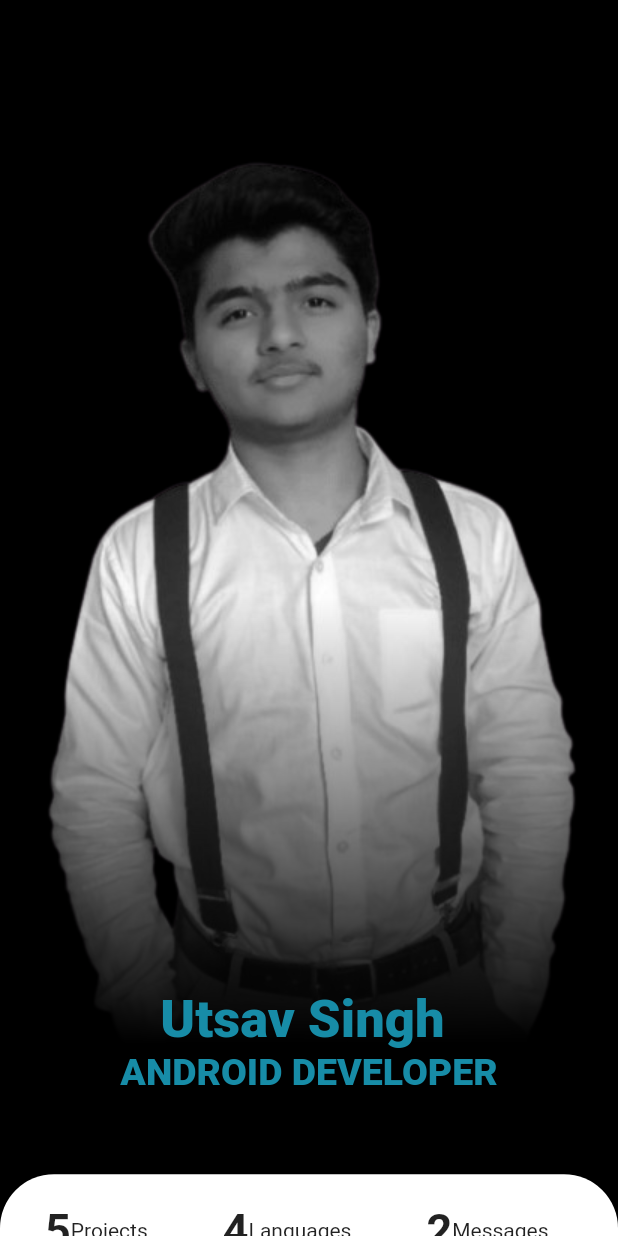
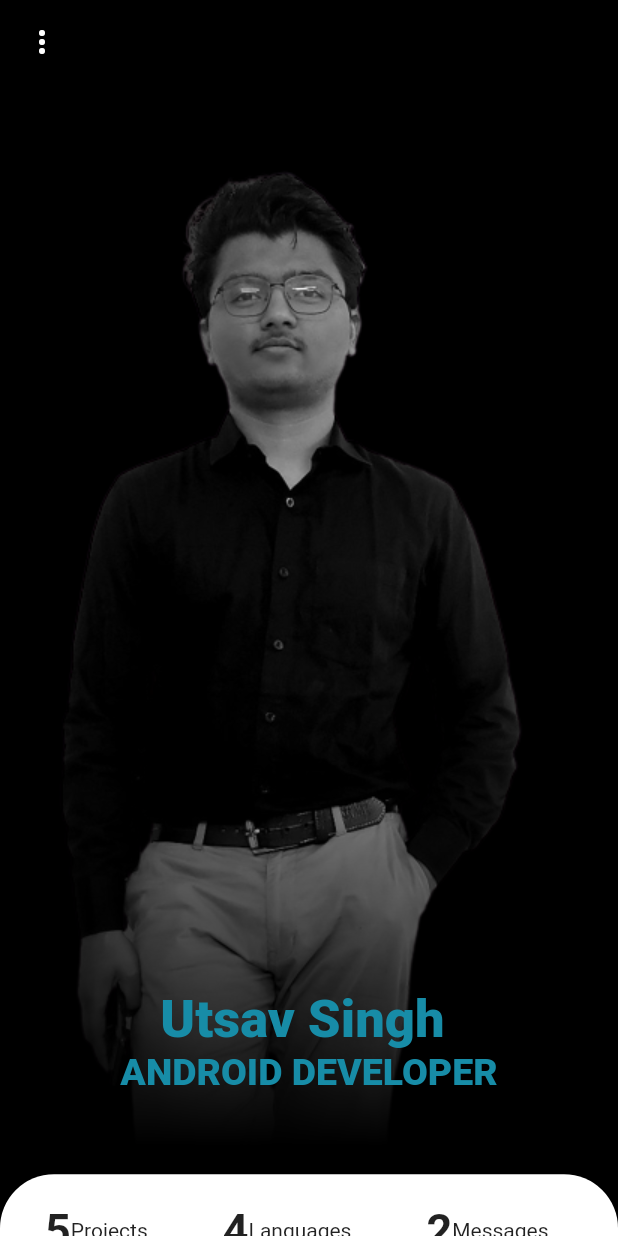
Before and after one commit to azutsavv/Portfolio, a Flutter app: the screen it shows after launch, on a phone screen of 412 x 824 dp. Run offline on Flutter 3.47's test engine with Material 2 defaults, Android fonts, the phone set to English and light mode, and no system bars; drawn by our look-alikes of sliding_sheet; our stand-ins replace font_awesome_flutter.

Commit message:
About_Section

```diff
--- a/lib/home.dart
+++ b/lib/home.dart
@@ -1,4 +1,5 @@
 import 'package:flutter/material.dart';
+import 'package:font_awesome_flutter/font_awesome_flutter.dart';
 import 'package:sliding_sheet/sliding_sheet.dart';
 
 class homepage extends StatefulWidget {
@@ -15,7 +16,20 @@ class _homepageState extends State<homepage> {
       extendBodyBehindAppBar: true,
       backgroundColor: Color.fromARGB(255, 0, 0, 0),
       appBar: AppBar(
-        backgroundColor: Color.fromARGB(255, 0, 0, 0),
+        leading: PopupMenuButton(
+          color: Colors.black,
+          itemBuilder: (context) => [
+            PopupMenuItem(
+                child: TextButton(
+              child: Text('About Me'),
+              onPressed: () {
+                Navigator.pushNamed(context, 'about');
+              },
+            ))
+          ],
+        ),
+        elevation: 0,
+        backgroundColor: Colors.transparent,
       ),
       body: SlidingSheet(
         elevation: 10,
@@ -40,47 +54,37 @@ class _homepageState extends State<homepage> {
                   return LinearGradient(
                       begin: Alignment.center,
                       end: Alignment.bottomCenter,
-                          colors: [Color.fromARGB(255, 0, 0, 0), Colors.transparent])
-                          .createShader(
+                      colors: [
+                        Color.fromARGB(255, 0, 0, 0),
+                        Colors.transparent
+                      ]).createShader(
                       Rect.fromLTRB(0, 0, rect.width, rect.height));
-
-
-
                 },
                 blendMode: BlendMode.dstIn,
-                child: Image.asset('assets/final_222.png',
+                child: Image.asset(
+                  'assets/final port.png',
                   fit: BoxFit.contain,
                 ),
-
               ),
             ),
             Container(
                 alignment: Alignment.center,
                 margin: EdgeInsets.only(
-                top: MediaQuery.of(context).size.height*0.80
-              ),
-              child:
-              Column(
-
+                    top: MediaQuery.of(context).size.height * 0.80),
+                child: Column(
                   children: [
-
-
                     Text("Utsav Singh ",
                         style: TextStyle(
                             color: Color.fromARGB(255, 23, 140, 167),
                             fontSize: 35,
-                    fontWeight: FontWeight.w800
-                  )),
+                            fontWeight: FontWeight.w800)),
                     Text("ANDROID DEVELOPER",
                         style: TextStyle(
                             color: Color.fromARGB(255, 23, 140, 167),
                             fontSize: 25,
-                    fontWeight: FontWeight.w800
+                            fontWeight: FontWeight.w800))
+                  ],
                 ))
-                ],
-              )
-            )
-
           ]),
         ),
         builder: (context, state) {
@@ -222,10 +226,102 @@ class _homepageState extends State<homepage> {
                               )),
                             ),
                           ),
-
                         ],
-
-
+                      ),
+                      SizedBox(
+                        height: 30,
+                      ),
+                      Row(
+                        mainAxisAlignment: MainAxisAlignment.spaceEvenly,
+                        children: [
+                          Container(
+                            width: 105,
+                            height: 115,
+                            child: Card(
+                              color: Colors.blueGrey[900],
+                              shape: RoundedRectangleBorder(
+                                  borderRadius: BorderRadius.circular(15)),
+                              child: Container(
+                                  child: Column(
+                                children: [
+                                  SizedBox(
+                                    height: 20,
+                                  ),
+                                  Icon(
+                                    FontAwesomeIcons.squareGithub,
+                                    color: Colors.grey[350],
+                                  ),
+                                  SizedBox(
+                                    height: 25,
+                                  ),
+                                  Text(
+                                    "GITHUB",
+                                    style: TextStyle(
+                                        color: Colors.grey[350], fontSize: 16),
+                                  ),
+                                ],
+                              )),
+                            ),
+                          ),
+                          Container(
+                            width: 105,
+                            height: 115,
+                            child: Card(
+                              color: Colors.blueGrey[900],
+                              shape: RoundedRectangleBorder(
+                                  borderRadius: BorderRadius.circular(15)),
+                              child: Container(
+                                  child: Column(
+                                children: [
+                                  SizedBox(
+                                    height: 20,
+                                  ),
+                                  Icon(
+                                    FontAwesomeIcons.githubAlt,
+                                    color: Colors.white,
+                                  ),
+                                  SizedBox(
+                                    height: 25,
+                                  ),
+                                  Text(
+                                    "GIT",
+                                    style: TextStyle(
+                                        color: Colors.grey[350], fontSize: 16),
+                                  ),
+                                ],
+                              )),
+                            ),
+                          ),
+                          Container(
+                            width: 105,
+                            height: 115,
+                            child: Card(
+                              color: Colors.blueGrey[900],
+                              shape: RoundedRectangleBorder(
+                                  borderRadius: BorderRadius.circular(15)),
+                              child: Container(
+                                  child: Column(
+                                children: [
+                                  SizedBox(
+                                    height: 20,
+                                  ),
+                                  Icon(
+                                    FontAwesomeIcons.brain,
+                                    color: Colors.white,
+                                  ),
+                                  SizedBox(
+                                    height: 25,
+                                  ),
+                                  Text(
+                                    "DART",
+                                    style: TextStyle(
+                                        color: Colors.grey[350], fontSize: 12),
+                                  ),
+                                ],
+                              )),
+                            ),
+                          ),
+                        ],
                       )
                     ],
                   )
--- a/lib/main.dart
+++ b/lib/main.dart
@@ -1,5 +1,7 @@
 import 'package:flutter/material.dart';
+import 'package:portfolio/about.dart';
 import 'package:portfolio/home.dart';
+
 
 void main() {
   runApp(const MyApp());
@@ -13,10 +15,16 @@ class MyApp extends StatelessWidget {
   Widget build(BuildContext context) {
     return MaterialApp(
       debugShowCheckedModeBanner: false,
-      title: 'Flutter Demo',
+
       theme: ThemeData(
       ),
-      home: homepage(),
+     initialRoute: 'home',
+
+     routes: {
+      'home':(context) => homepage(),
+      'about':(context) => Myabout(),
+     },
+
     );
   }
 }
--- a/pubspec.yaml
+++ b/pubspec.yaml
@@ -31,6 +31,9 @@ environment:
 dependencies:
   flutter:
     sdk: flutter
+  community_material_icon: ^5.9.55
+  font_awesome_flutter: ^10.2.1
+  url_launcher: ^6.1.6
 
 
   # The following adds the Cupertino Icons font to your application.
```
Also changed, not shown: lib/about.dart (added, +117 -0 lines), assets/final port.png (added), pubspec.lock, 2 other files. Lines whose indentation alone changed are shown as unchanged.
